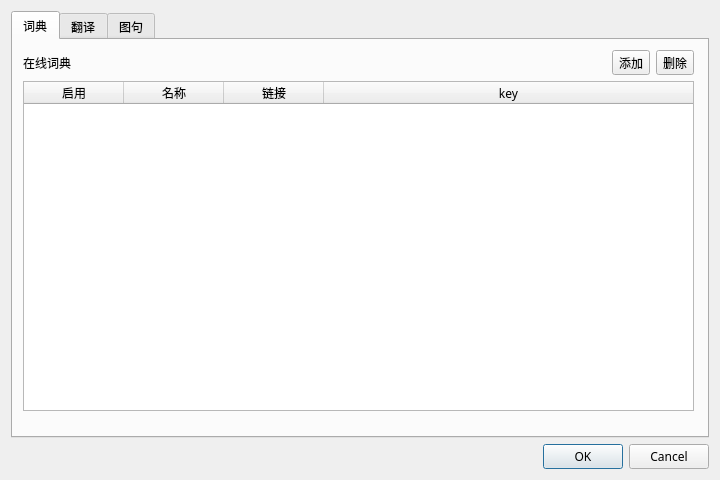
The window that ui/configs.ui (Pickaxe233/Lite-Dict) describes before a commit, drawn with Qt 5.
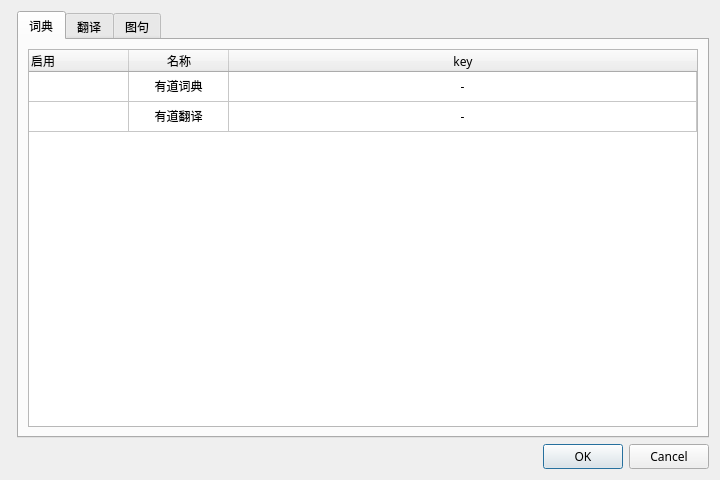
The same window after the commit.

What changed in the file:
```diff
--- a/ui/configs.ui
+++ b/ui/configs.ui
@@ -27,23 +27,8 @@
   <property name="locale">
    <locale language="Chinese" country="China"/>
   </property>
-  <layout class="QGridLayout" name="gridLayout">
-   <item row="1" column="0">
-    <widget class="QDialogButtonBox" name="buttonBox">
-     <property name="font">
-      <font>
-       <family>等线</family>
-      </font>
-     </property>
-     <property name="orientation">
-      <enum>Qt::Horizontal</enum>
-     </property>
-     <property name="standardButtons">
-      <set>QDialogButtonBox::Cancel|QDialogButtonBox::Ok</set>
-     </property>
-    </widget>
-   </item>
-   <item row="0" column="0">
+  <layout class="QFormLayout" name="formLayout">
+   <item row="0" column="1">
     <widget class="QTabWidget" name="tabWidget">
      <property name="tabShape">
       <enum>QTabWidget::Rounded</enum>
@@ -55,44 +40,48 @@
       <attribute name="title">
        <string>词典</string>
       </attribute>
-      <widget class="QWidget" name="gridLayoutWidget">
-       <property name="geometry">
-        <rect>
-         <x>10</x>
-         <y>10</y>
-         <width>671</width>
-         <height>361</height>
-        </rect>
-       </property>
+      <layout class="QGridLayout" name="gridLayout">
+       <item row="1" column="0">
        <layout class="QGridLayout" name="gridLayout_2">
-        <item row="1" column="2">
-         <widget class="QToolButton" name="toolButton_2">
-          <property name="text">
-           <string>删除</string>
-          </property>
-         </widget>
-        </item>
-        <item row="1" column="0">
-         <widget class="QLabel" name="label">
-          <property name="text">
-           <string>在线词典</string>
-          </property>
-         </widget>
-        </item>
-        <item row="2" column="0" colspan="3">
+         <item row="1" column="0" colspan="2">
          <widget class="QTableWidget" name="tableWidget_2">
+           <property name="editTriggers">
+            <set>QAbstractItemView::DoubleClicked</set>
+           </property>
+           <property name="sortingEnabled">
+            <bool>false</bool>
+           </property>
           <attribute name="horizontalHeaderCascadingSectionResizes">
            <bool>true</bool>
           </attribute>
           <attribute name="horizontalHeaderStretchLastSection">
            <bool>true</bool>
           </attribute>
+           <attribute name="verticalHeaderVisible">
+            <bool>false</bool>
+           </attribute>
           <attribute name="verticalHeaderCascadingSectionResizes">
            <bool>true</bool>
           </attribute>
           <attribute name="verticalHeaderStretchLastSection">
-           <bool>true</bool>
-          </attribute>
+            <bool>false</bool>
+           </attribute>
+           <row>
+            <property name="text">
+             <string>1</string>
+            </property>
+            <property name="textAlignment">
+             <set>AlignCenter</set>
+            </property>
+           </row>
+           <row>
+            <property name="text">
+             <string>2</string>
+            </property>
+            <property name="textAlignment">
+             <set>AlignCenter</set>
+            </property>
+           </row>
           <column>
            <property name="text">
             <string>启用</string>
@@ -102,6 +91,9 @@
              <family>等线</family>
             </font>
            </property>
+            <property name="textAlignment">
+             <set>AlignLeading|AlignVCenter</set>
+            </property>
           </column>
           <column>
            <property name="text">
@@ -112,15 +104,8 @@
              <family>等线</family>
             </font>
            </property>
-          </column>
-          <column>
-           <property name="text">
-            <string>链接</string>
-           </property>
-           <property name="font">
-            <font>
-             <family>等线</family>
-            </font>
+            <property name="textAlignment">
+             <set>AlignCenter</set>
            </property>
           </column>
           <column>
@@ -133,18 +118,100 @@
              <kerning>true</kerning>
             </font>
            </property>
-          </column>
-         </widget>
+            <property name="textAlignment">
+             <set>AlignCenter</set>
+            </property>
+           </column>
+           <item row="0" column="0">
+            <property name="text">
+             <string/>
+            </property>
+            <property name="font">
+             <font>
+              <family>等线</family>
+             </font>
+            </property>
+            <property name="textAlignment">
+             <set>AlignCenter</set>
+            </property>
+            <property name="flags">
+             <set>ItemIsUserCheckable|ItemIsEnabled</set>
+            </property>
+           </item>
+           <item row="0" column="1">
+            <property name="text">
+             <string>有道词典</string>
+            </property>
+            <property name="font">
+             <font>
+              <family>等线</family>
+             </font>
+            </property>
+            <property name="textAlignment">
+             <set>AlignCenter</set>
+            </property>
+           </item>
+           <item row="0" column="2">
+            <property name="text">
+             <string>-</string>
+            </property>
+            <property name="font">
+             <font>
+              <family>等线</family>
+             </font>
+            </property>
+            <property name="textAlignment">
+             <set>AlignCenter</set>
+            </property>
+            <property name="flags">
+             <set>NoItemFlags</set>
+            </property>
+           </item>
+           <item row="1" column="0">
+            <property name="text">
+             <string/>
+            </property>
+            <property name="font">
+             <font>
+              <family>等线</family>
+             </font>
+            </property>
+            <property name="textAlignment">
+             <set>AlignCenter</set>
+            </property>
+            <property name="flags">
+             <set>ItemIsUserCheckable|ItemIsEnabled</set>
+            </property>
         </item>
         <item row="1" column="1">
-         <widget class="QToolButton" name="toolButton">
           <property name="text">
-           <string>添加</string>
-          </property>
+             <string>有道翻译</string>
+            </property>
+            <property name="font">
+             <font>
+              <family>等线</family>
+             </font>
+            </property>
+            <property name="textAlignment">
+             <set>AlignCenter</set>
+            </property>
+           </item>
+           <item row="1" column="2">
+            <property name="text">
+             <string>-</string>
+            </property>
+            <property name="textAlignment">
+             <set>AlignCenter</set>
+            </property>
+            <property name="flags">
+             <set>NoItemFlags</set>
+            </property>
+           </item>
          </widget>
         </item>
        </layout>
-      </widget>
+       </item>
+      </layout>
      </widget>
      <widget class="QWidget" name="tab_2">
       <attribute name="title">
@@ -160,7 +227,14 @@
         </rect>
        </property>
        <layout class="QGridLayout" name="gridLayout_3">
-        <item row="0" column="0">
+        <item row="3" column="1">
+         <widget class="QToolButton" name="toolButton_2">
+          <property name="text">
+           <string>添加</string>
+          </property>
+         </widget>
+        </item>
+        <item row="3" column="0">
          <spacer name="horizontalSpacer">
           <property name="orientation">
            <enum>Qt::Horizontal</enum>
@@ -247,6 +321,23 @@
             </font>
            </property>
           </column>
+          <column>
+           <property name="text">
+            <string>链接</string>
+           </property>
+           <property name="font">
+            <font>
+             <family>等线</family>
+            </font>
+           </property>
+          </column>
+         </widget>
+        </item>
+        <item row="3" column="2" colspan="5">
+         <widget class="QToolButton" name="toolButton">
+          <property name="text">
+           <string>删除</string>
+          </property>
          </widget>
         </item>
        </layout>
@@ -365,6 +456,21 @@
      </widget>
     </widget>
    </item>
+   <item row="1" column="1">
+    <widget class="QDialogButtonBox" name="buttonBox">
+     <property name="font">
+      <font>
+       <family>等线</family>
+      </font>
+     </property>
+     <property name="orientation">
+      <enum>Qt::Horizontal</enum>
+     </property>
+     <property name="standardButtons">
+      <set>QDialogButtonBox::Cancel|QDialogButtonBox::Ok</set>
+     </property>
+    </widget>
+   </item>
   </layout>
  </widget>
  <resources/>
```
Left out of the diff: 162 changed lines with no effect on the pictures. Lines whose indentation alone changed are shown as unchanged.
